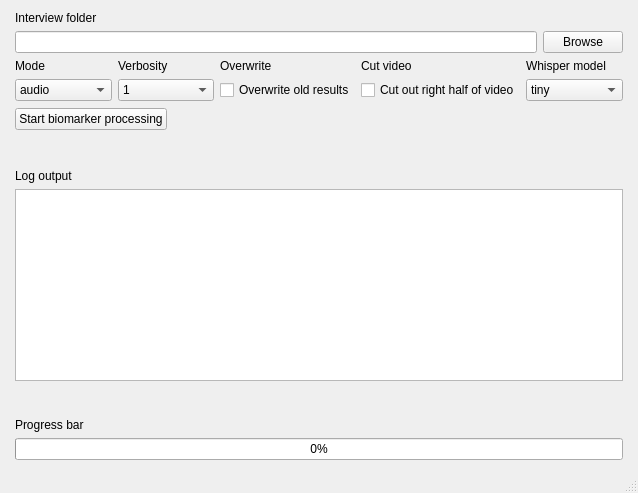
Old version of the form DigBio.ui in the repository sihartmann/DigitalBiomarkersPsychosis.
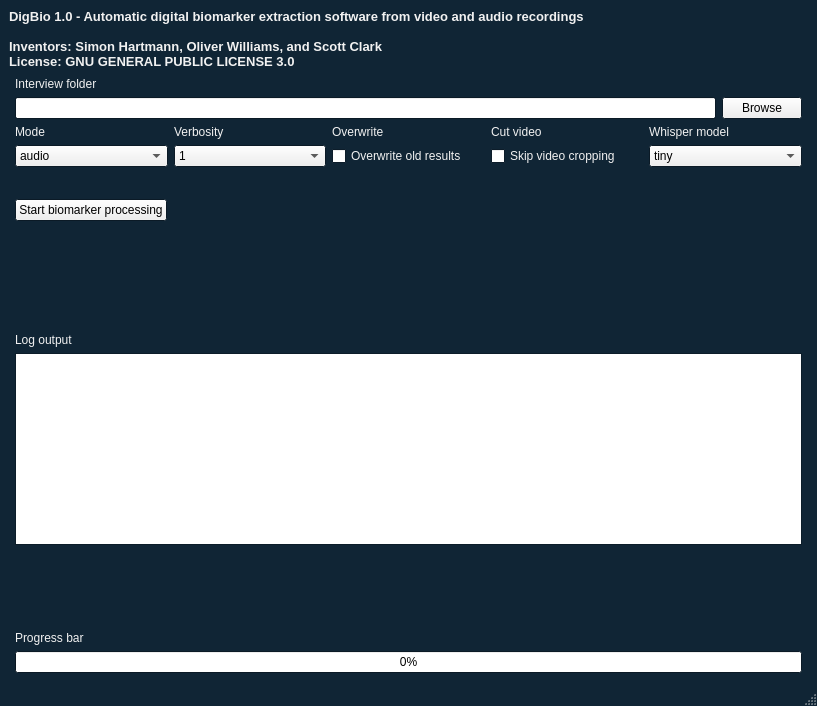
New version of the form.

Commit message: Make biomarker pipeline startable from GUI

The edit to the form file:
```diff
--- a/DigBio.ui
+++ b/DigBio.ui
@@ -6,10 +6,290 @@
    <rect>
     <x>0</x>
     <y>0</y>
-    <width>638</width>
-    <height>493</height>
+    <width>817</width>
+    <height>706</height>
    </rect>
   </property>
+  <property name="palette">
+   <palette>
+    <active>
+     <colorrole role="WindowText">
+      <brush brushstyle="SolidPattern">
+       <color alpha="255">
+        <red>241</red>
+        <green>241</green>
+        <blue>241</blue>
+       </color>
+      </brush>
+     </colorrole>
+     <colorrole role="Text">
+      <brush brushstyle="SolidPattern">
+       <color alpha="255">
+        <red>0</red>
+        <green>0</green>
+        <blue>0</blue>
+       </color>
+      </brush>
+     </colorrole>
+     <colorrole role="BrightText">
+      <brush brushstyle="SolidPattern">
+       <color alpha="255">
+        <red>0</red>
+        <green>0</green>
+        <blue>0</blue>
+       </color>
+      </brush>
+     </colorrole>
+     <colorrole role="ButtonText">
+      <brush brushstyle="SolidPattern">
+       <color alpha="255">
+        <red>0</red>
+        <green>0</green>
+        <blue>0</blue>
+       </color>
+      </brush>
+     </colorrole>
+     <colorrole role="Base">
+      <brush brushstyle="SolidPattern">
+       <color alpha="255">
+        <red>255</red>
+        <green>255</green>
+        <blue>255</blue>
+       </color>
+      </brush>
+     </colorrole>
+     <colorrole role="Window">
+      <brush brushstyle="SolidPattern">
+       <color alpha="255">
+        <red>16</red>
+        <green>37</green>
+        <blue>53</blue>
+       </color>
+      </brush>
+     </colorrole>
+     <colorrole role="Shadow">
+      <brush brushstyle="SolidPattern">
+       <color alpha="255">
+        <red>105</red>
+        <green>105</green>
+        <blue>105</blue>
+       </color>
+      </brush>
+     </colorrole>
+     <colorrole role="HighlightedText">
+      <brush brushstyle="SolidPattern">
+       <color alpha="255">
+        <red>184</red>
+        <green>220</green>
+        <blue>235</blue>
+       </color>
+      </brush>
+     </colorrole>
+     <colorrole role="ToolTipText">
+      <brush brushstyle="SolidPattern">
+       <color alpha="255">
+        <red>0</red>
+        <green>0</green>
+        <blue>0</blue>
+       </color>
+      </brush>
+     </colorrole>
+     <colorrole role="PlaceholderText">
+      <brush brushstyle="SolidPattern">
+       <color alpha="128">
+        <red>0</red>
+        <green>0</green>
+        <blue>0</blue>
+       </color>
+      </brush>
+     </colorrole>
+    </active>
+    <inactive>
+     <colorrole role="WindowText">
+      <brush brushstyle="SolidPattern">
+       <color alpha="255">
+        <red>241</red>
+        <green>241</green>
+        <blue>241</blue>
+       </color>
+      </brush>
+     </colorrole>
+     <colorrole role="Text">
+      <brush brushstyle="SolidPattern">
+       <color alpha="255">
+        <red>0</red>
+        <green>0</green>
+        <blue>0</blue>
+       </color>
+      </brush>
+     </colorrole>
+     <colorrole role="BrightText">
+      <brush brushstyle="SolidPattern">
+       <color alpha="255">
+        <red>0</red>
+        <green>0</green>
+        <blue>0</blue>
+       </color>
+      </brush>
+     </colorrole>
+     <colorrole role="ButtonText">
+      <brush brushstyle="SolidPattern">
+       <color alpha="255">
+        <red>0</red>
+        <green>0</green>
+        <blue>0</blue>
+       </color>
+      </brush>
+     </colorrole>
+     <colorrole role="Base">
+      <brush brushstyle="SolidPattern">
+       <color alpha="255">
+        <red>255</red>
+        <green>255</green>
+        <blue>255</blue>
+       </color>
+      </brush>
+     </colorrole>
+     <colorrole role="Window">
+      <brush brushstyle="SolidPattern">
+       <color alpha="255">
+        <red>16</red>
+        <green>37</green>
+        <blue>53</blue>
+       </color>
+      </brush>
+     </colorrole>
+     <colorrole role="Shadow">
+      <brush brushstyle="SolidPattern">
+       <color alpha="255">
+        <red>105</red>
+        <green>105</green>
+        <blue>105</blue>
+       </color>
+      </brush>
+     </colorrole>
+     <colorrole role="HighlightedText">
+      <brush brushstyle="SolidPattern">
+       <color alpha="255">
+        <red>184</red>
+        <green>220</green>
+        <blue>235</blue>
+       </color>
+      </brush>
+     </colorrole>
+     <colorrole role="ToolTipText">
+      <brush brushstyle="SolidPattern">
+       <color alpha="255">
+        <red>0</red>
+        <green>0</green>
+        <blue>0</blue>
+       </color>
+      </brush>
+     </colorrole>
+     <colorrole role="PlaceholderText">
+      <brush brushstyle="SolidPattern">
+       <color alpha="128">
+        <red>0</red>
+        <green>0</green>
+        <blue>0</blue>
+       </color>
+      </brush>
+     </colorrole>
+    </inactive>
+    <disabled>
+     <colorrole role="WindowText">
+      <brush brushstyle="SolidPattern">
+       <color alpha="255">
+        <red>241</red>
+        <green>241</green>
+        <blue>241</blue>
+       </color>
+      </brush>
+     </colorrole>
+     <colorrole role="Text">
+      <brush brushstyle="SolidPattern">
+       <color alpha="255">
+        <red>0</red>
+        <green>0</green>
+        <blue>0</blue>
+       </color>
+      </brush>
+     </colorrole>
+     <colorrole role="BrightText">
+      <brush brushstyle="SolidPattern">
+       <color alpha="255">
+        <red>0</red>
+        <green>0</green>
+        <blue>0</blue>
+       </color>
+      </brush>
+     </colorrole>
+     <colorrole role="ButtonText">
+      <brush brushstyle="SolidPattern">
+       <color alpha="255">
+        <red>0</red>
+        <green>0</green>
+        <blue>0</blue>
+       </color>
+      </brush>
+     </colorrole>
+     <colorrole role="Base">
+      <brush brushstyle="SolidPattern">
+       <color alpha="255">
+        <red>16</red>
+        <green>37</green>
+        <blue>53</blue>
+       </color>
+      </brush>
+     </colorrole>
+     <colorrole role="Window">
+      <brush brushstyle="SolidPattern">
+       <color alpha="255">
+        <red>16</red>
+        <green>37</green>
+        <blue>53</blue>
+       </color>
+      </brush>
+     </colorrole>
+     <colorrole role="Shadow">
+      <brush brushstyle="SolidPattern">
+       <color alpha="255">
+        <red>241</red>
+        <green>241</green>
+        <blue>241</blue>
+       </color>
+      </brush>
+     </colorrole>
+     <colorrole role="HighlightedText">
+      <brush brushstyle="SolidPattern">
+       <color alpha="255">
+        <red>184</red>
+        <green>220</green>
+        <blue>235</blue>
+       </color>
+      </brush>
+     </colorrole>
+     <colorrole role="ToolTipText">
+      <brush brushstyle="SolidPattern">
+       <color alpha="255">
+        <red>0</red>
+        <green>0</green>
+        <blue>0</blue>
+       </color>
+      </brush>
+     </colorrole>
+     <colorrole role="PlaceholderText">
+      <brush brushstyle="SolidPattern">
+       <color alpha="128">
+        <red>0</red>
+        <green>0</green>
+        <blue>0</blue>
+       </color>
+      </brush>
+     </colorrole>
+    </disabled>
+   </palette>
+  </property>
   <property name="windowTitle">
    <string>DigBio 1.0</string>
   </property>
@@ -21,6 +301,32 @@
     <bool>true</bool>
    </property>
    <layout class="QVBoxLayout" name="verticalLayout_4">
+    <item>
+     <widget class="QLabel" name="label_13">
+      <property name="sizePolicy">
+       <sizepolicy hsizetype="Expanding" vsizetype="Preferred">
+        <horstretch>0</horstretch>
+        <verstretch>0</verstretch>
+       </sizepolicy>
+      </property>
+      <property name="font">
+       <font>
+        <pointsize>10</pointsize>
+        <weight>75</weight>
+        <bold>true</bold>
+       </font>
+      </property>
+      <property name="text">
+       <string>DigBio 1.0 - Automatic digital biomarker extraction software from video and audio recordings
+ 
+Inventors: Simon Hartmann, Oliver Williams, and Scott Clark
+License: GNU GENERAL PUBLIC LICENSE 3.0</string>
+      </property>
+      <property name="scaledContents">
+       <bool>true</bool>
+      </property>
+     </widget>
+    </item>
     <item>
      <layout class="QVBoxLayout" name="verticalLayout_3">
       <property name="leftMargin">
@@ -134,7 +440,7 @@
         <item row="1" column="3">
          <widget class="QCheckBox" name="nocutBox">
           <property name="text">
-           <string>Cut out right half of video</string>
+           <string>Skip video cropping</string>
           </property>
          </widget>
         </item>
```
The commit also changes 2 other files.
